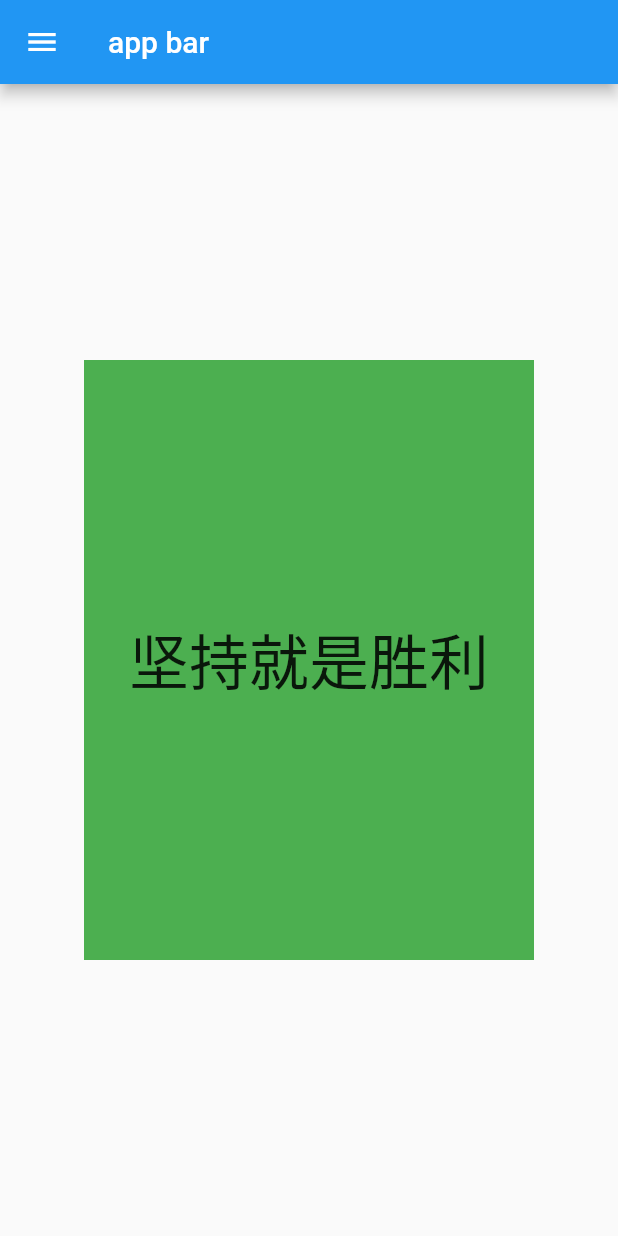
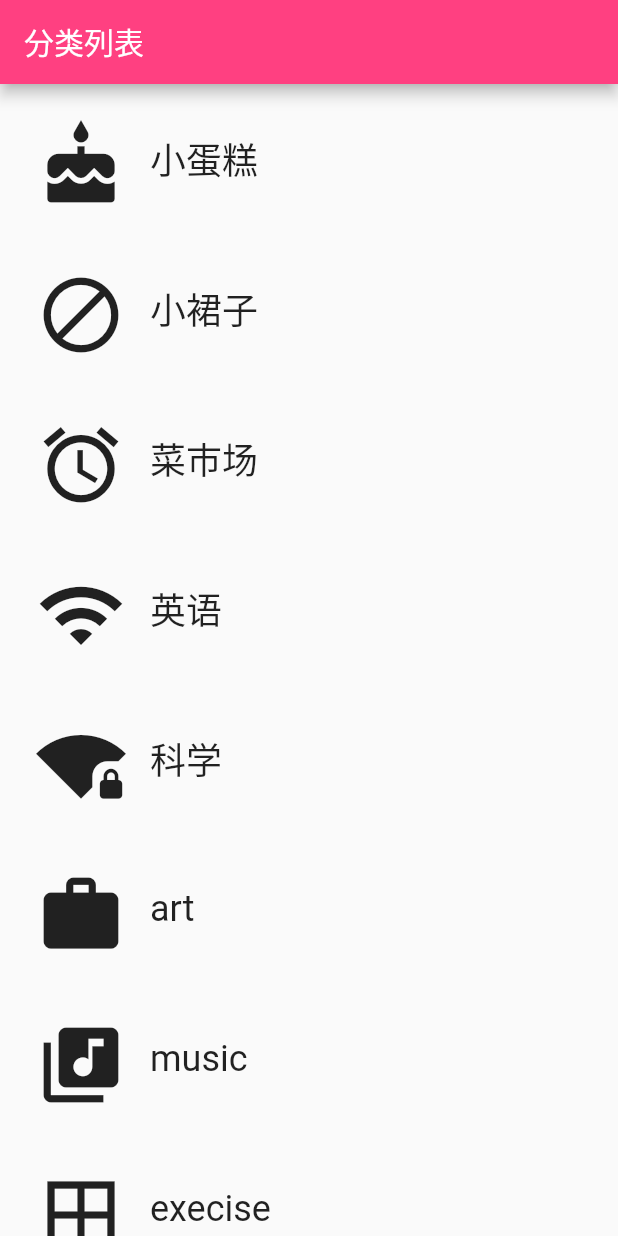
Before and after one commit to Jaschenn/HelloFlutter, a Flutter app: the screen it shows after launch, on a phone screen of 412 x 824 dp. Run offline on Flutter 3.47's test engine with Material 2 defaults, Android fonts, the phone set to English and light mode, and no system bars.

Commit message:
Add: category_route.dart

```diff
--- /dev/null
+++ b/lib/category.dart
@@ -0,0 +1,95 @@
+// Copyright 2018 The Chromium Authors. All rights reserved.
+// Use of this source code is governed by a BSD-style license that can be
+// found in the LICENSE file.
+
+// To keep your imports tidy, follow the ordering guidelines at
+// https://www.dartlang.org/guides/language/effective-dart/style#ordering
+import 'package:flutter/material.dart';
+// @required is defined in the meta.dart package
+import 'package:meta/meta.dart';
+
+// We use an underscore to indicate that these variables are private.
+// See https://www.dartlang.org/guides/language/effective-dart/design#libraries
+final _rowHeight = 100.0;
+final _borderRadius = BorderRadius.circular(_rowHeight / 2);
+
+/// A custom [Category] widget.
+///
+/// The widget is composed on an [Icon] and [Text]. Tapping on the widget shows
+/// a colored [InkWell] animation.
+class Category extends StatelessWidget {
+  final String name;
+  final ColorSwatch color;
+  final IconData iconLocation;
+
+  /// Creates a [Category].
+  ///
+  /// A [Category] saves the name of the Category (e.g. 'Length'), its color for
+  /// the UI, and the icon that represents it (e.g. a ruler).
+  // While the @required checks for whether a named parameter is passed in,
+  // it doesn't check whether the object passed in is null. We check that
+  // in the assert statement.
+  const Category({
+    Key key,
+    @required this.name,
+    @required this.color,
+    @required this.iconLocation,
+  })  : assert(name != null),
+        assert(color != null),
+        assert(iconLocation != null),
+        super(key: key);
+
+  /// Builds a custom widget that shows [Category] information.
+  ///
+  /// This information includes the icon, name, and color for the [Category].
+  @override
+  // This `context` parameter describes the location of this widget in the
+  // widget tree. It can be used for obtaining Theme data from the nearest
+  // Theme ancestor in the tree. Below, we obtain the display1 text theme.
+  // See https://docs.flutter.io/flutter/material/Theme-class.html
+  Widget build(BuildContext context) {
+    return Material(
+      color: Colors.transparent,
+      child: Container(
+        height: _rowHeight,
+        child: InkWell(
+          borderRadius: _borderRadius,
+          highlightColor: color,
+          splashColor: color,
+          // We can use either the () => function() or the () { function(); }
+          // syntax.
+          onTap: () {
+            print('I was tapped!');
+            //_navigateToConvertor(context);
+          },
+          child: Padding(
+            padding: EdgeInsets.all(8.0),
+            child: Row(
+              crossAxisAlignment: CrossAxisAlignment.stretch,
+              // There are two ways to denote a list: `[]` and `List()`.
+              // Prefer to use the literal syntax, i.e. `[]`, instead of `List()`.
+              // You can add the type argument if you'd like, i.e. <Widget>[].
+              // See https://www.dartlang.org/guides/language/effective-dart/usage#do-use-collection-literals-when-possible
+              children: [
+                Padding(
+                  padding: EdgeInsets.all(16.0),
+                  child: Icon(
+                    iconLocation,
+                    size: 60.0,
+                  ),
+                ),
+                Center(
+                  child: Text(
+                    name,
+                    textAlign: TextAlign.center,
+                    style: Theme.of(context).textTheme.headline,
+                  ),
+                ),
+              ],
+            ),
+          ),
+        ),
+      ),
+    );
+  }
+}
--- /dev/null
+++ b/lib/category_route.dart
@@ -0,0 +1,93 @@
+// Copyright 2018 The Chromium Authors. All rights reserved.
+// Use of this source code is governed by a BSD-style license that can be
+// found in the LICENSE file.
+
+import 'package:flutter/material.dart';
+import 'category.dart';
+// TODO: Check if we need to import anything
+
+// TODO: Define any constants
+
+/// Category Route (screen).
+///
+/// This is the 'home' screen of the Unit Converter. It shows a header and
+/// a list of [Categories].
+///
+/// While it is named CategoryRoute, a more apt name would be CategoryScreen,
+/// because it is responsible for the UI at the route's destination.
+class CategoryRoute extends StatelessWidget {
+  const CategoryRoute();
+
+  static const _categoryNames = <String>[
+    'Length',
+    'Area',
+    'Volume',
+    'Mass',
+    'Time',
+    'Digital Storage',
+    'Energy',
+    'Currency',
+  ];
+
+  static const _baseColors = <Color>[
+    Colors.teal,
+    Colors.orange,
+    Colors.pinkAccent,
+    Colors.blueAccent,
+    Colors.yellow,
+    Colors.greenAccent,
+    Colors.purpleAccent,
+    Colors.red,
+  ];
+
+  @override
+  Widget build(BuildContext context) {
+    // TODO: Create a list of the eight Categories, using the names and colors
+    // from above. Use a placeholder icon, such as `Icons.cake` for each
+    // Category. We'll add custom icons later.
+
+    // TODO: Create a list view of the Categories
+    final listView = Container(
+      child: ListView(
+        children: <Widget>[
+          Category(name: "小蛋糕", color: Colors.yellow, iconLocation: Icons.cake),
+          Category(
+              name: "小裙子",
+              color: Colors.pink,
+              iconLocation: Icons.do_not_disturb_alt),
+          Category(
+              name: "菜市场",
+              color: Colors.purple,
+              iconLocation: Icons.access_alarm),
+          Category(
+              name: "英语", color: Colors.blueAccent, iconLocation: Icons.wifi),
+          Category(
+              name: "科学",
+              color: Colors.blueGrey,
+              iconLocation: Icons.wifi_lock),
+          Category(name: "art", color: Colors.green, iconLocation: Icons.work),
+          Category(
+              name: "music",
+              color: Colors.pinkAccent,
+              iconLocation: Icons.library_music),
+          Category(
+              name: "execise",
+              color: Colors.indigoAccent,
+              iconLocation: Icons.border_all),
+          Category(
+              name: "医学",
+              color: Colors.tealAccent,
+              iconLocation: Icons.battery_full)
+        ],
+      ),
+    );
+
+    // TODO: Create an App Bar
+    final appBar = AppBar(title: Text('分类列表'),backgroundColor: Colors.pinkAccent,);
+
+    return Scaffold(
+      appBar: appBar,
+      body: listView,
+    );
+  }
+}
--- a/lib/main.dart
+++ b/lib/main.dart
@@ -1,4 +1,5 @@
 import 'package:flutter/material.dart';
+import 'category_route.dart';
 
 class HelloRectangleBody extends StatelessWidget {
   @override
@@ -37,6 +38,7 @@ class HelloRectangleDrawer extends StatelessWidget {
             title: Text('首页'),
             onTap: () {
               //update the app state
+
             },
           ),
           ListTile(
@@ -55,12 +57,6 @@ class HelloRectangleDrawer extends StatelessWidget {
 void main() {
   runApp(MaterialApp(
     debugShowCheckedModeBanner: false,
-    home: Scaffold(
-      appBar: AppBar(
-        title: Text('app bar'),
-      ),
-      body: HelloRectangleBody(),
-      drawer: HelloRectangleDrawer(),
-    ),
+    home: CategoryRoute(),
   ));
 }
```
